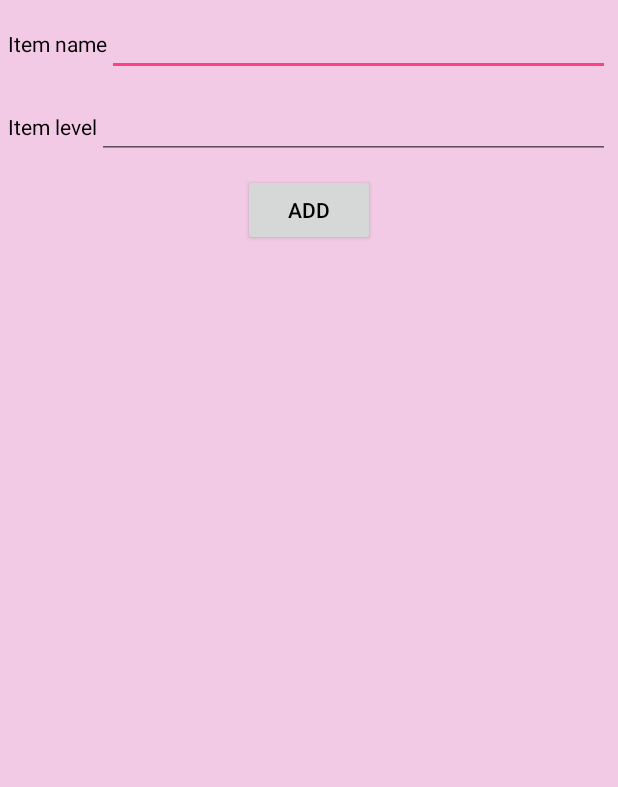
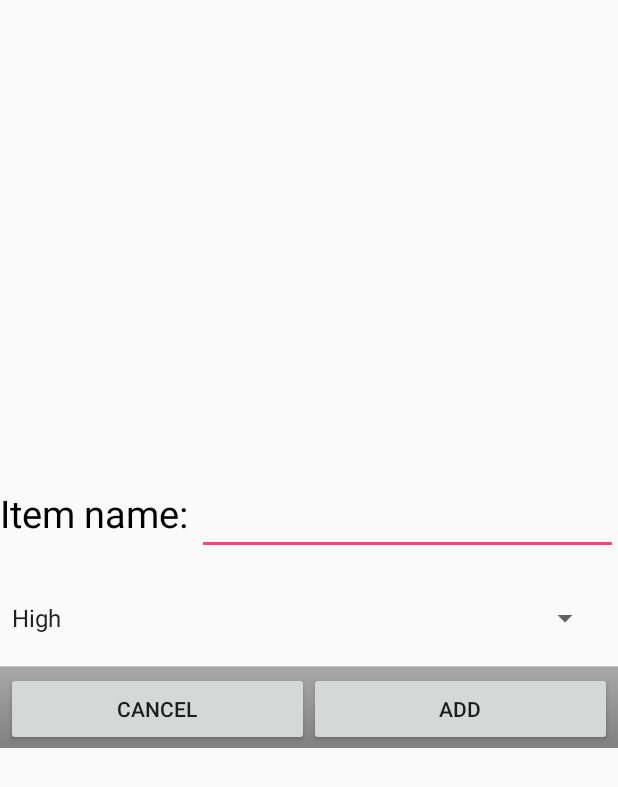
Before and after one commit to Zeherah/HCI2, an Android app: the AddItemActivity screen opened directly, with no data from a screen before it, on a phone screen of 412 x 824 dp. Shown: the top 787 px of the screen. Run offline under Robolectric (Android 15) with nearby library versions, the phone set to English and light mode, and no system bars; 1 statement that could not run was skipped.

Commit message:
add/delete items functionality

```diff
--- a/app/src/main/java/com/comp4020/listproject/AddItemActivity.java
+++ b/app/src/main/java/com/comp4020/listproject/AddItemActivity.java
@@ -10,6 +10,7 @@ import android.view.View;
 import android.view.View.OnClickListener;
 import android.widget.Button;
 import android.widget.EditText;
+import android.widget.Spinner;
 
 /**
  * Created by brett on 07/04/17.
@@ -17,11 +18,14 @@ import android.widget.EditText;
 
 public class AddItemActivity extends Activity implements OnClickListener {
     private Button btn_save;
-    private EditText edit_first,edit_last;
+    private Button btn_cancel;
+    private EditText edit_name,edit_last;
+    private Spinner add_spinner;
+
     private DBHelper mHelper;
     private SQLiteDatabase dataBase;
     private String name;
-    private int level;
+    private String level;
     private boolean isUpdate;
 
     @Override
@@ -29,21 +33,25 @@ public class AddItemActivity extends Activity implements OnClickListener {
         super.onCreate(savedInstanceState);
         setContentView(R.layout.add_activity);
 
-        btn_save=(Button)findViewById(R.id.save_btn);
-        edit_first=(EditText)findViewById(R.id.frst_editTxt);
-        edit_last=(EditText)findViewById(R.id.last_editTxt);
+        btn_save=(Button)findViewById(R.id.add_btn);
+        btn_cancel=(Button)findViewById(R.id.cancel_btn);
+        edit_name=(EditText)findViewById(R.id.item_name_editTxt);
+        add_spinner=(Spinner)findViewById(R.id.add_spinner);
+        //edit_last=(EditText)findViewById(R.id.last_editTxt);
 
         isUpdate=getIntent().getExtras().getBoolean("update");
         if(isUpdate)
         {
             name=getIntent().getExtras().getString("name");
-            level=getIntent().getExtras().getInt("level");
-            edit_first.setText(name);
-            edit_last.setText(level);
+            //level=getIntent().getExtras().getInt("level");
+            edit_name.setText(name);
+            //edit_last.setText(level);
 
         }
 
         btn_save.setOnClickListener(this);
+        btn_cancel.setOnClickListener(this);
+        //add_spinner.setOnItemSelectedListener(this);
 
         mHelper=new DBHelper(this);
 
@@ -51,25 +59,18 @@ public class AddItemActivity extends Activity implements OnClickListener {
 
     // saveButton click event
     public void onClick(View v) {
-        name=edit_first.getText().toString().trim();
-        level=Integer.parseInt(edit_last.getText().toString().trim());
-        if(name.length()>0 && (level>=0 && level < 4))
-        {
-            saveData();
-        }
-        else
-        {
-            AlertDialog.Builder alertBuilder=new AlertDialog.Builder(AddItemActivity.this);
-            alertBuilder.setTitle("Invalid Data");
-            alertBuilder.setMessage("Please, Enter valid data");
-            alertBuilder.setPositiveButton("Ok", new DialogInterface.OnClickListener() {
 
-                public void onClick(DialogInterface dialog, int which) {
-                    dialog.cancel();
-
-                }
-            });
-            alertBuilder.create().show();
+        switch(v.getId()){
+            case R.id.add_btn:
+                name=edit_name.getText().toString().trim();
+                level=add_spinner.getSelectedItem().toString().trim();
+                saveData();
+                break;
+            case R.id.cancel_btn:
+                finish();
+                break;
+            default:
+                break;
         }
 
     }
--- a/app/src/main/java/com/comp4020/listproject/DisplayAdapter.java
+++ b/app/src/main/java/com/comp4020/listproject/DisplayAdapter.java
@@ -125,7 +125,7 @@ public class DisplayAdapter extends BaseAdapter implements AdapterView.OnItemSel
         //switch(level.get(pos)) {
             //case 0: mHolder.spinner.setBackgroundResource(R.drawable.icon_red_th);
                 //break;
-            //case 1: mHolder.spinner.setBackgroundResource(R.drawable.icon_yellow_th);
+            //case 1: mHolder.spinner.setBackgrspinner.setOnClickListener(this);oundResource(R.drawable.icon_yellow_th);
                // break;
            // case 2: mHolder.spinner.setBackgroundResource(R.drawable.icon_orange_th);
            //     break;
@@ -180,8 +180,7 @@ public class DisplayAdapter extends BaseAdapter implements AdapterView.OnItemSel
         View parentView = (View) parent.getParent();
         TextView txtView = (TextView) parentView.findViewById(R.id.list_item_string);
         String sel = txtView.getText().toString();
-        Toast.makeText(parent.getContext(), "Selected: " + sel, Toast.LENGTH_LONG).show();
-    //YES!
+        //Toast.makeText(parent.getContext(), "Selected: " + sel, Toast.LENGTH_LONG).show();
         //now access databuse using this as key and update color
 
 
--- a/app/src/main/res/layout/add_activity.xml
+++ b/app/src/main/res/layout/add_activity.xml
@@ -1,57 +1,57 @@
 <?xml version="1.0" encoding="utf-8"?>
-<LinearLayout xmlns:android="http://schemas.android.com/apk/res/android"
-    xmlns:tools="http://schemas.android.com/tools"
-    android:layout_width="match_parent"
-    android:layout_height="match_parent"
-    android:background="#F3CAE5"
-    android:orientation="vertical"
-    android:padding="5dp" >
+<RelativeLayout
+    xmlns:android="http://schemas.android.com/apk/res/android"
+    android:layout_width="fill_parent" android:layout_height="fill_parent"
+    android:gravity="center">
+
+    <TextView
+        android:text="Item name: "
+        android:id="@+id/item_name_tv"
+        android:layout_width="wrap_content"
+        android:layout_height="wrap_content"
+        android:textSize="25.0dip"
+        android:textColor="#000000"
+        android:layout_marginBottom="10.0dip"
+        />
+    <EditText
+        android:id="@+id/item_name_editTxt"
+        android:layout_width="fill_parent"
+        android:layout_height="wrap_content"
+        android:layout_toRightOf="@+id/item_name_tv"
+        android:layout_marginBottom="10.0dip"/>
+    <Spinner
+        android:id="@+id/add_spinner"
+        android:layout_width="fill_parent"
+        android:layout_height="wrap_content"
+        android:layout_marginTop="20dip"
+        android:layout_marginBottom="20dip"
+        android:layout_marginEnd="11dip"
+        android:textSize="25dip"
+        android:entries="@array/spinner_options"
+        android:layout_below="@id/item_name_editTxt"
+        />
 
     <LinearLayout
-        android:layout_width="match_parent"
-        android:layout_height="wrap_content" >
+        android:orientation="horizontal"
+        android:background="@android:drawable/bottom_bar"
+        android:paddingLeft="4.0dip"
+        android:paddingTop="4.0dip"
+        android:paddingRight="4.0dip"
+        android:paddingBottom="1.0dip"
+        android:layout_width="fill_parent" android:layout_height="wrap_content"
+        android:layout_below="@+id/add_spinner">
 
-        <TextView
-            android:id="@+id/frst_txtV"
-            android:layout_width="wrap_content"
-            android:layout_height="wrap_content"
-            android:text="Item name"
-            android:textColor="#000" />
+        <Button
+            android:id="@+id/add_btn"
+            android:layout_width="0.0dip" android:layout_height="fill_parent"
+            android:text="Cancel"
+            android:layout_weight="1.0" />
 
-        <EditText
-            android:id="@+id/frst_editTxt"
-            android:layout_width="fill_parent"
-            android:layout_height="wrap_content"
-            android:layout_toRightOf="@+id/frst_txtV" />
+        <Button
+            android:id="@+id/cancel_btn"
+            android:layout_width="0.0dip" android:layout_height="fill_parent"
+            android:text="Add"
+            android:layout_weight="1.0" />
+
     </LinearLayout>
-
-    <LinearLayout
-        android:layout_width="match_parent"
-        android:layout_height="wrap_content" >
-
-        <TextView
-            android:id="@+id/lst_txtV"
-            android:layout_width="wrap_content"
-            android:layout_height="wrap_content"
-            android:layout_marginTop="10dp"
-            android:text="Item level"
-            android:textColor="#000" />
-
-        <EditText
-            android:id="@+id/last_editTxt"
-            android:layout_width="fill_parent"
-            android:layout_height="wrap_content"
-            android:layout_marginTop="10dp"
-            android:layout_toRightOf="@+id/lst_txtV" />
-    </LinearLayout>
-
-    <Button
-        android:id="@+id/save_btn"
-        android:layout_width="wrap_content"
-        android:layout_height="wrap_content"
-        android:layout_gravity="center_horizontal"
-        android:layout_marginTop="10dp"
-        android:text="Add"
-        android:textColor="#000" />
-
-</LinearLayout>
+</RelativeLayout>
--- a/app/src/main/res/layout/list_item.xml
+++ b/app/src/main/res/layout/list_item.xml
@@ -5,7 +5,7 @@
     android:layout_height="wrap_content" >
 
     <TextView xmlns:android="http://schemas.android.com/apk/res/android"
-	    android:longClickable="false"
+	    android:longClickable="true"
 	    android:focusable="false"
         android:id="@+id/list_item_string"
         android:layout_width="match_parent"
```
